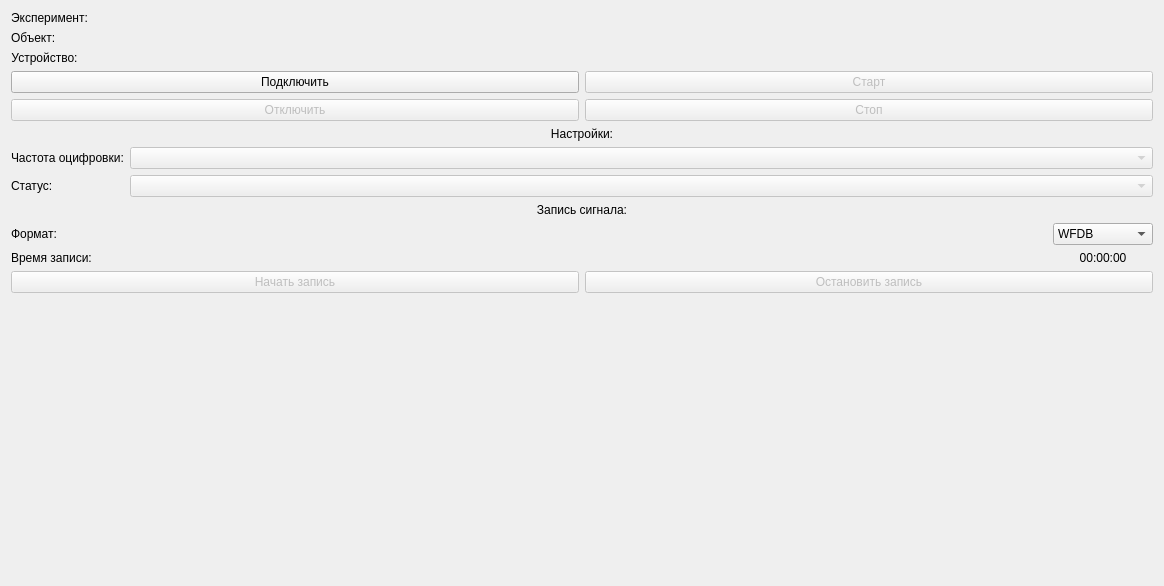
Above: src/resources/dlg_inrat_controller.ui from mcsltd/mcs-inRat-planner before the change. Below: the same form after it.
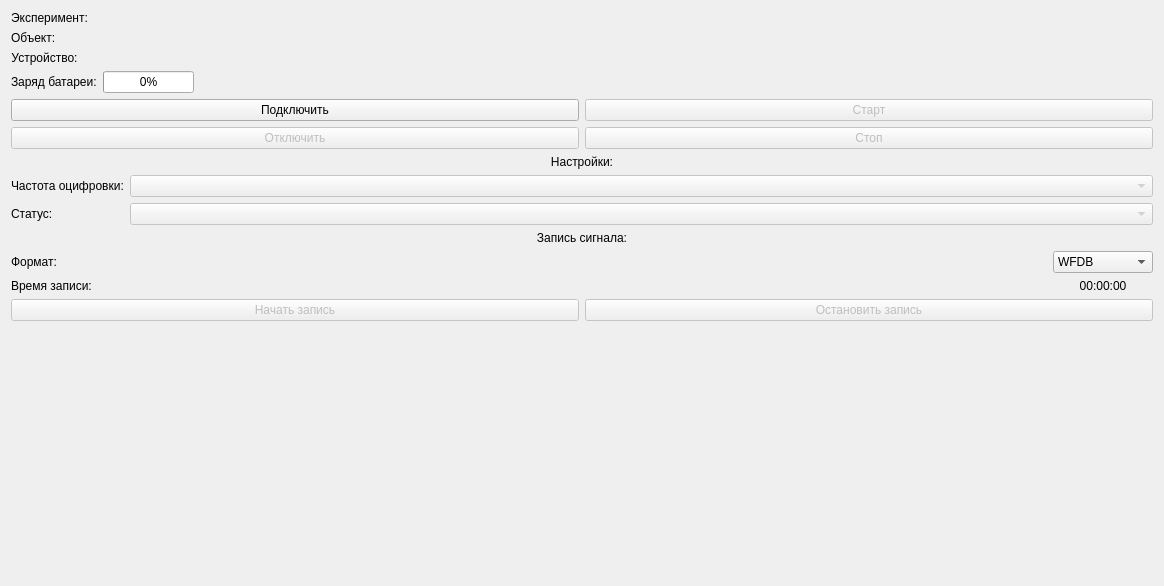
That is the form after the change. Icons and pictures are not drawn.

Commit message: feature: add progressbar for showing battery level

```diff
--- a/src/resources/dlg_inrat_controller.ui
+++ b/src/resources/dlg_inrat_controller.ui
@@ -70,6 +70,26 @@
          </property>
         </widget>
        </item>
+       <item row="3" column="0">
+        <widget class="QLabel" name="labelBatteryLevel">
+         <property name="text">
+          <string>Заряд батареи:</string>
+         </property>
+        </widget>
+       </item>
+       <item row="3" column="1">
+        <widget class="QProgressBar" name="progressBarLevel">
+         <property name="sizePolicy">
+          <sizepolicy hsizetype="Maximum" vsizetype="Fixed">
+           <horstretch>0</horstretch>
+           <verstretch>0</verstretch>
+          </sizepolicy>
+         </property>
+         <property name="value">
+          <number>0</number>
+         </property>
+        </widget>
+       </item>
       </layout>
      </item>
      <item>
```
The commit also changes 2 other files.
